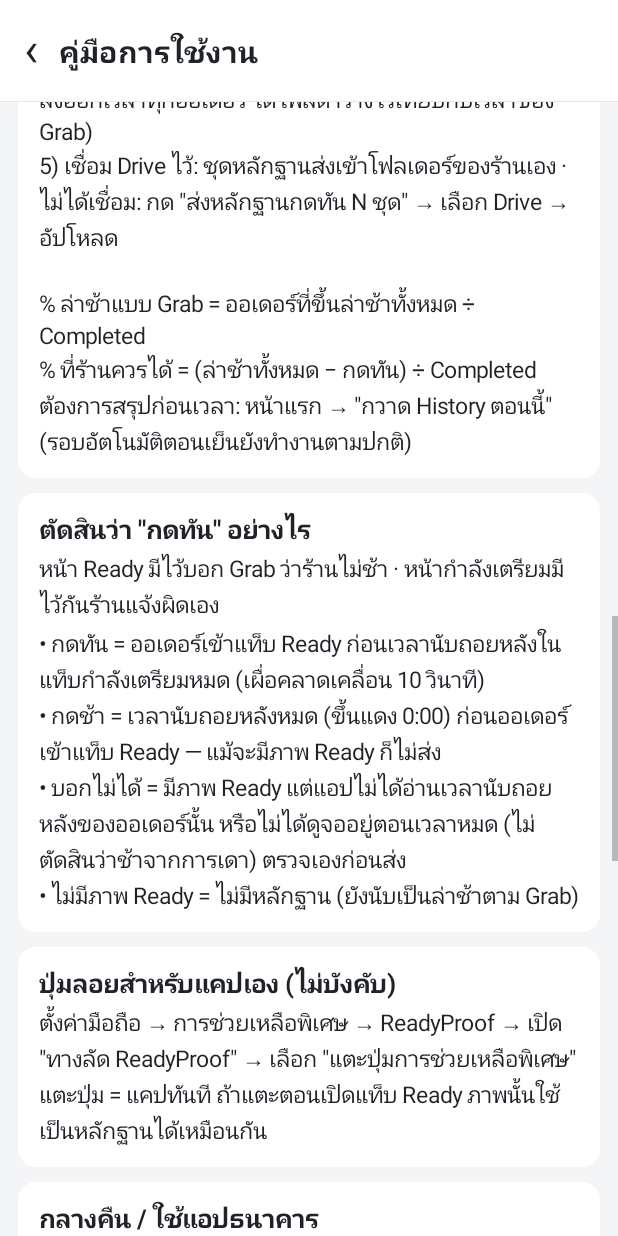
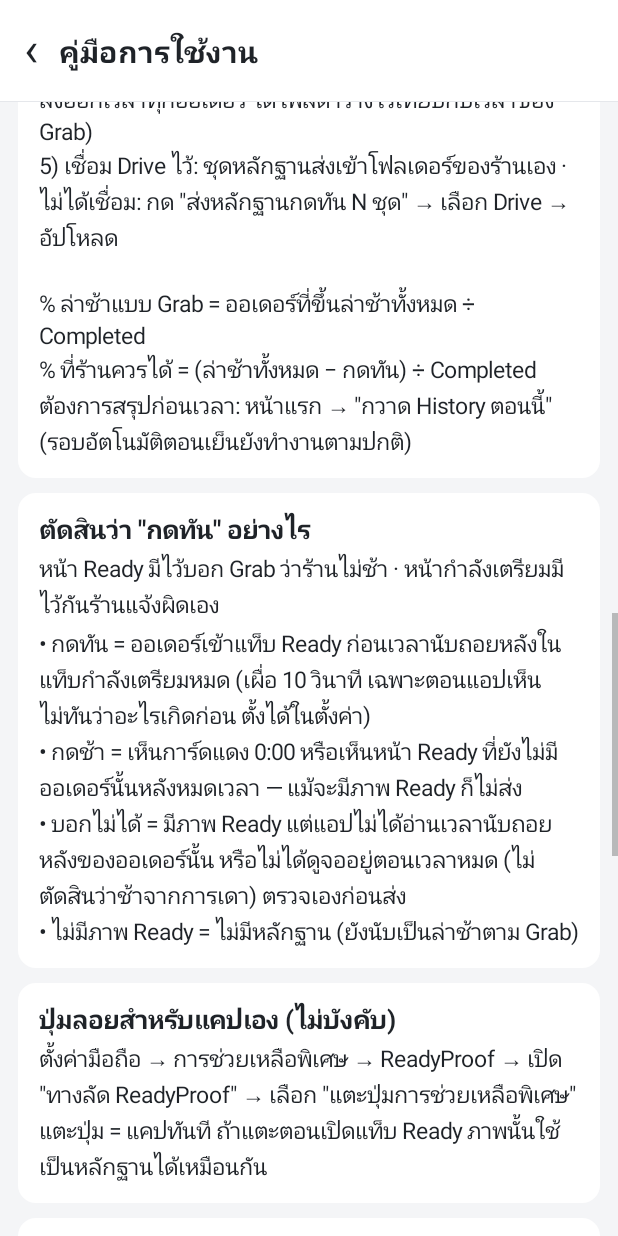
Before and after one commit to panuwatte-gif/-, an Android app: the GuideActivity screen opened directly, with no data from a screen before it, scrolled down 1586 dp, on a phone screen of 412 x 824 dp. Run offline under Robolectric (Android 15) with nearby library versions, the phone set to English and light mode, and no system bars.

Commit message:
ReadyProof: the 10-second slack only where the phone could not see
The owner asked how much slack the "pressed in time" rule allows. It was
10 seconds after the countdown ran out, and it was checked before the
phone's own sightings: an order whose Ready list had been seen without it
after the time ran out (clearly late) could still pass as in time if it
showed up within 10 seconds.

Now what the phone saw comes first: in Ready before the time ran out = in
time; red 0:00, or the whole Ready list without it after the time ran out
= late. The slack only covers the few seconds the phone cannot tell apart
(it notices a press a little late, e.g. while on the Preparing tab), and it
is a setting (0–60 s, 0 = none).

Co-Authored-By: Claude Opus 5.5 <noreply@anthropic.com>
Claude-Session: https://claude.ai/code/session_01JoXpiv6UqP2aFHCoPD3c34

```diff
--- a/readyproof/app/src/main/java/io/github/panuwattegif/readyproof/ui/GuideActivity.kt
+++ b/readyproof/app/src/main/java/io/github/panuwattegif/readyproof/ui/GuideActivity.kt
@@ -57,8 +57,9 @@ class GuideActivity : Activity() {
 
             "ตัดสินว่า \"กดทัน\" อย่างไร" to
                 "หน้า Ready มีไว้บอก Grab ว่าร้านไม่ช้า · หน้ากำลังเตรียมมีไว้กันร้านแจ้งผิดเอง\n" +
-                "• กดทัน = ออเดอร์เข้าแท็บ Ready ก่อนเวลานับถอยหลังในแท็บกำลังเตรียมหมด (เผื่อคลาดเคลื่อน 10 วินาที)\n" +
-                "• กดช้า = เวลานับถอยหลังหมด (ขึ้นแดง 0:00) ก่อนออเดอร์เข้าแท็บ Ready — แม้จะมีภาพ Ready ก็ไม่ส่ง\n" +
+                "• กดทัน = ออเดอร์เข้าแท็บ Ready ก่อนเวลานับถอยหลังในแท็บกำลังเตรียมหมด " +
+                "(เผื่อ 10 วินาที เฉพาะตอนแอปเห็นไม่ทันว่าอะไรเกิดก่อน ตั้งได้ในตั้งค่า)\n" +
+                "• กดช้า = เห็นการ์ดแดง 0:00 หรือเห็นหน้า Ready ที่ยังไม่มีออเดอร์นั้นหลังหมดเวลา — แม้จะมีภาพ Ready ก็ไม่ส่ง\n" +
                 "• บอกไม่ได้ = มีภาพ Ready แต่แอปไม่ได้อ่านเวลานับถอยหลังของออเดอร์นั้น หรือไม่ได้ดูจออยู่ตอนเวลาหมด " +
                 "(ไม่ตัดสินว่าช้าจากการเดา) ตรวจเองก่อนส่ง\n" +
                 "• ไม่มีภาพ Ready = ไม่มีหลักฐาน (ยังนับเป็นล่าช้าตาม Grab)",
--- a/readyproof/app/src/main/java/io/github/panuwattegif/readyproof/ui/SettingsActivity.kt
+++ b/readyproof/app/src/main/java/io/github/panuwattegif/readyproof/ui/SettingsActivity.kt
@@ -27,6 +27,7 @@ class SettingsActivity : Activity() {
     private lateinit var fRecheck: EditText
     private lateinit var fMaxWait: EditText
     private lateinit var fIdle: EditText
+    private lateinit var fSlack: EditText
     private lateinit var fRetention: EditText
     private lateinit var fQuality: EditText
     private lateinit var fReadyTabs: EditText
@@ -63,6 +64,9 @@ class SettingsActivity : Activity() {
         sReady = Ui.switch(watch, "แคปทุกออเดอร์ที่เข้ามาในแท็บ Ready (ออเดอร์ละครั้ง)", cfg.captureReady) {}
         sScroll = Ui.switch(watch, "เลื่อนลงเองเมื่อตัวเลขบนแท็บมากกว่าออเดอร์ที่เห็นบนจอ", cfg.autoScroll) {}
         sPrep = Ui.switch(watch, "แวบไปดูแท็บกำลังเตรียม (อ่านเวลานับถอยหลัง + แคปตอนขึ้นแดง 0:00) แล้วกลับ Ready", cfg.watchPreparing) {}
+        fSlack = Ui.field(watch, "เผื่อคลาดเคลื่อนกี่วินาที (0–60)", cfg.pressSlackSeconds.toString(), number = true,
+            help = "ใช้เฉพาะตอนที่แอปเห็นไม่ทันว่าอะไรเกิดก่อน (แอปเห็นการกดช้ากว่าจริงไม่กี่วินาที) · " +
+                "ถ้าเห็นการ์ดแดง 0:00 หรือเห็นหน้า Ready ที่ยังไม่มีออเดอร์นั้นหลังหมดเวลา = กดช้าเสมอ · ใส่ 0 = ไม่เผื่อเลย")
         fOpen = Ui.field(watch, "เวลาร้านเปิด (เช่น 09:00)", cfg.openTime,
             help = "นอกเวลาเปิดร้าน แอปจะไม่ดึงหน้าจอกลับมาที่ Grab และไม่ร้องเตือนถ้าปิดอยู่")
         sGuard = Ui.switch(watch, "พากลับแท็บ Ready เองเมื่อหลุดไปหน้าอื่น (เฉพาะเวลาร้านเปิด)", cfg.guardReadyTab) {}
@@ -144,6 +148,7 @@ class SettingsActivity : Activity() {
             autoScroll = sScroll.isChecked,
             guardReadyTab = sGuard.isChecked,
             guardIdleMinutes = num(fIdle),
+            pressSlackSeconds = num(fSlack),
             keepScreenOn = sAwake.isChecked,
             showToast = sToast.isChecked,
             autoEndOfDay = sEod.isChecked,
```
Also changed, not shown: readyproof/core/src/main/kotlin/io/github/panuwattegif/readyproof/core/Config.kt (+11 -0 lines), readyproof/core/src/main/kotlin/io/github/panuwattegif/readyproof/core/Report.kt (+11 -13 lines), 1 other file.
